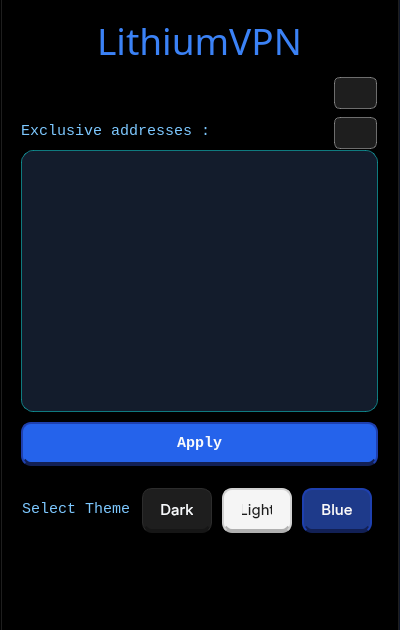
Above: design/dotui/main_window.ui from EXE88/LithiumVPN-windows before the change. Below: the same form after it.
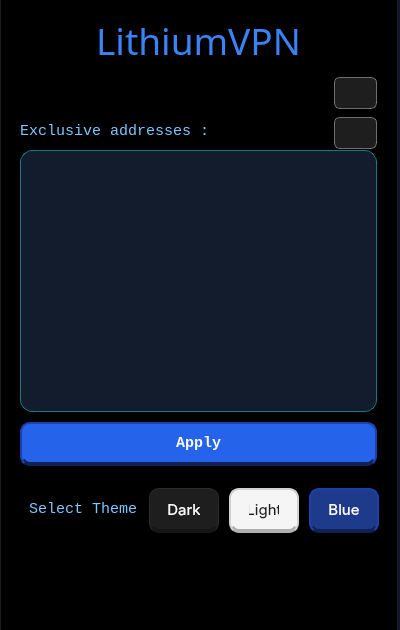
That is the form after the change. The open tabs and pages were chosen to show the change. Icons and pictures are not drawn.

Patch:
```diff
--- a/design/dotui/main_window.ui
+++ b/design/dotui/main_window.ui
@@ -88,7 +88,7 @@
    <widget class="QTabWidget" name="tabWidget">
     <property name="geometry">
      <rect>
-      <x>0</x>
+      <x>-1</x>
       <y>-30</y>
       <width>400</width>
       <height>681</height>
@@ -1783,7 +1783,7 @@
      <widget class="QLabel" name="themeSelect_label_settingsTab">
       <property name="geometry">
        <rect>
-        <x>20</x>
+        <x>28</x>
         <y>500</y>
         <width>121</width>
         <height>18</height>
@@ -1814,7 +1814,7 @@
      <widget class="QPushButton" name="darkThemeSelect_button_settingsTab">
       <property name="geometry">
        <rect>
-        <x>140</x>
+        <x>148</x>
         <y>488</y>
         <width>70</width>
         <height>45</height>
@@ -1840,7 +1840,7 @@
      <widget class="QPushButton" name="lightThemeSelect_button_settingsTab">
       <property name="geometry">
        <rect>
-        <x>220</x>
+        <x>228</x>
         <y>488</y>
         <width>70</width>
         <height>45</height>
@@ -1866,7 +1866,7 @@
      <widget class="QPushButton" name="blueThemeSelect_button_settingsTab">
       <property name="geometry">
        <rect>
-        <x>300</x>
+        <x>308</x>
         <y>488</y>
         <width>70</width>
         <height>45</height>
```
